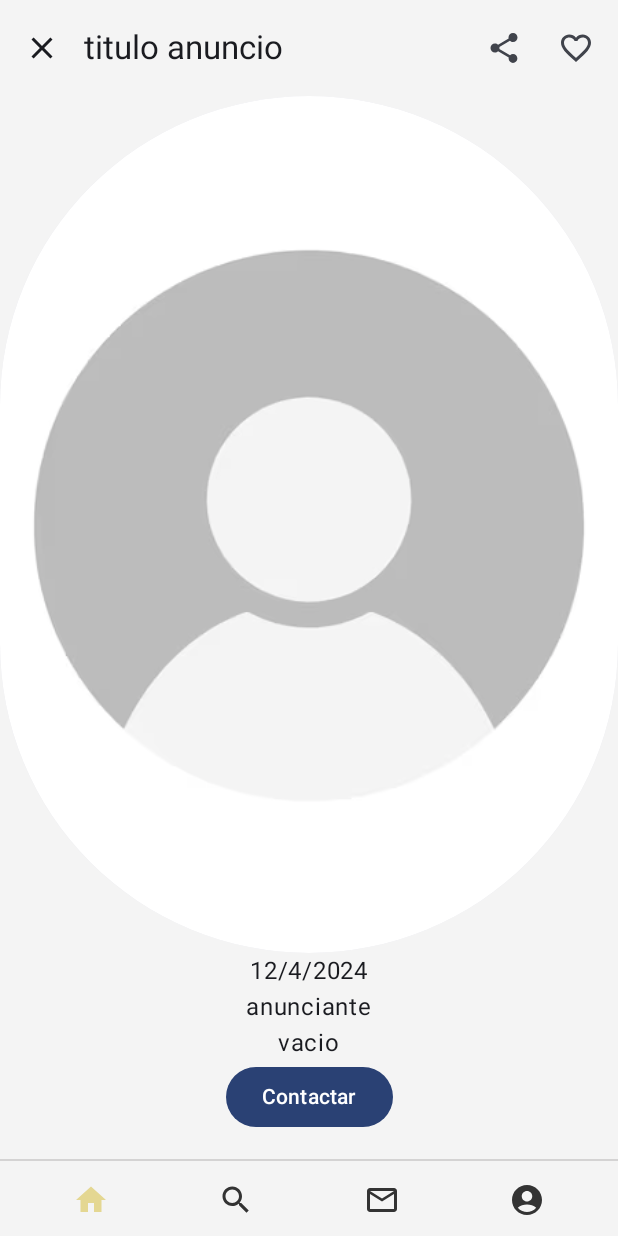
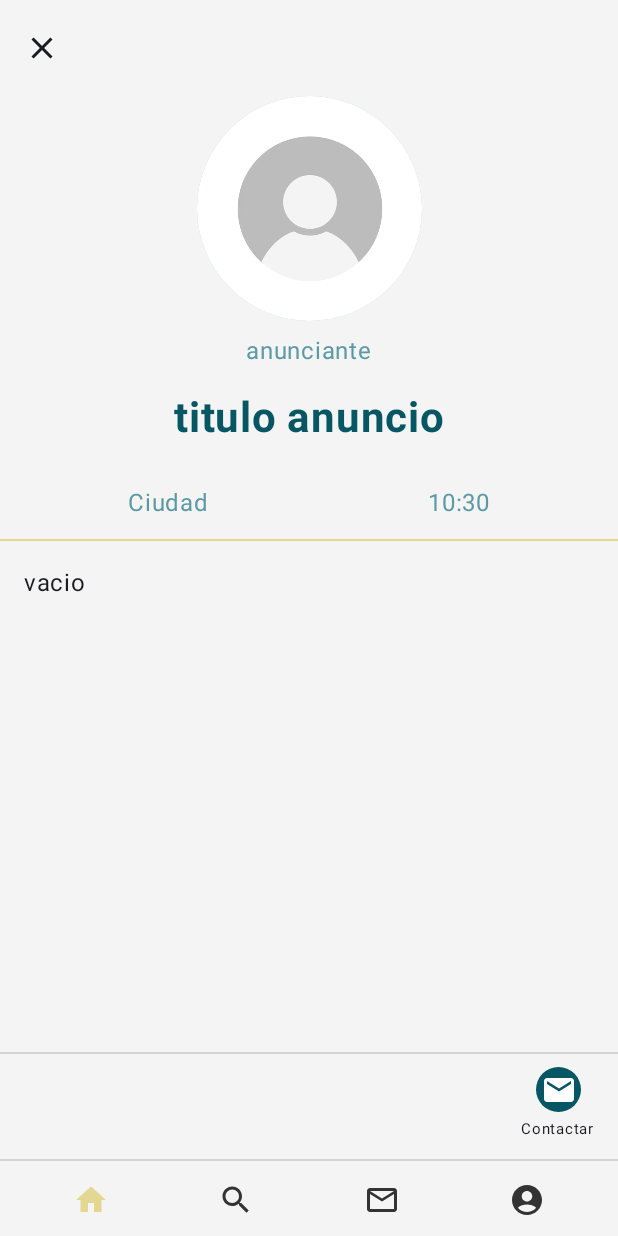
Before and after one commit to omarmoy/Kinetia-App, an Android app built with Jetpack Compose: the VistaAnuncio screen opened through its navigation route, on a phone screen of 412 x 824 dp. Run offline under Robolectric (Android 15) with nearby library versions, the light colour scheme and no system bars.

Commit message:
vista anuncio

```diff
--- a/proyectoCliente/app/src/main/java/com/dam2/proyectocliente/controlador/AppViewModel.kt
+++ b/proyectoCliente/app/src/main/java/com/dam2/proyectocliente/controlador/AppViewModel.kt
@@ -7,6 +7,7 @@ import com.dam2.proyectocliente.model.Categoria
 import com.dam2.proyectocliente.model.Contacto
 import com.dam2.proyectocliente.model.Fecha
 import com.dam2.proyectocliente.model.Mensaje
+import com.dam2.proyectocliente.model.Usuario
 import kotlinx.coroutines.flow.MutableStateFlow
 import kotlinx.coroutines.flow.StateFlow
 import kotlinx.coroutines.flow.update
@@ -14,6 +15,13 @@ import kotlinx.coroutines.flow.update
 class AppViewModel : ViewModel() {
     private val _uiState = MutableStateFlow(UiState())
     val uiState: StateFlow<UiState> = _uiState
+
+    /**
+     * usuario
+     */
+    fun usuario(): Usuario {
+        return _uiState.value.usuario
+    }
 
     /**
     ACTIVIDADES
--- a/proyectoCliente/app/src/main/java/com/dam2/proyectocliente/ui/app/AppPrincipal.kt
+++ b/proyectoCliente/app/src/main/java/com/dam2/proyectocliente/ui/app/AppPrincipal.kt
@@ -94,7 +94,7 @@ fun Contenido(
             ListaActividades("Favoritos" , estado.usuario.actividadesFav , navController , vm , estado)
         }
         composable(route = Pantallas.vistaActividad.name) {
-            VistaActividad(navController, estado.actividadSeleccionada, vm)
+            VistaActividad(navController, estado.actividadSeleccionada, vm, estado)
         }
         composable(route = Pantallas.chat.name) {
             VistaChat(navController, estado.contactoSeleccionado, vm, estado)
--- a/proyectoCliente/app/src/main/java/com/dam2/proyectocliente/ui/app/vistaAnuncio.kt
+++ b/proyectoCliente/app/src/main/java/com/dam2/proyectocliente/ui/app/vistaAnuncio.kt
@@ -2,43 +2,65 @@ package com.dam2.proyectocliente.ui.app
 
 import androidx.compose.foundation.Image
 import androidx.compose.foundation.background
+import androidx.compose.foundation.layout.Arrangement
+import androidx.compose.foundation.layout.Box
 import androidx.compose.foundation.layout.Column
 import androidx.compose.foundation.layout.PaddingValues
 import androidx.compose.foundation.layout.Row
+import androidx.compose.foundation.layout.Spacer
 import androidx.compose.foundation.layout.fillMaxHeight
 import androidx.compose.foundation.layout.fillMaxSize
+import androidx.compose.foundation.layout.fillMaxWidth
+import androidx.compose.foundation.layout.height
 import androidx.compose.foundation.layout.padding
+import androidx.compose.foundation.layout.size
 import androidx.compose.foundation.rememberScrollState
 import androidx.compose.foundation.shape.CircleShape
 import androidx.compose.foundation.verticalScroll
 import androidx.compose.material.icons.Icons
+import androidx.compose.material.icons.filled.AddCircle
 import androidx.compose.material.icons.filled.Close
+import androidx.compose.material.icons.filled.Email
 import androidx.compose.material.icons.filled.FavoriteBorder
 import androidx.compose.material.icons.filled.Share
 import androidx.compose.material3.Button
 import androidx.compose.material3.Card
+import androidx.compose.material3.CardDefaults
 import androidx.compose.material3.ExperimentalMaterial3Api
 import androidx.compose.material3.Icon
 import androidx.compose.material3.IconButton
 import androidx.compose.material3.Scaffold
+import androidx.compose.material3.Surface
 import androidx.compose.material3.Text
 import androidx.compose.material3.TopAppBar
 import androidx.compose.material3.TopAppBarDefaults
 import androidx.compose.runtime.Composable
 import androidx.compose.ui.Alignment
 import androidx.compose.ui.Modifier
+import androidx.compose.ui.graphics.Color
 import androidx.compose.ui.layout.ContentScale
 import androidx.compose.ui.res.painterResource
 import androidx.compose.ui.res.stringResource
+import androidx.compose.ui.text.font.FontStyle
+import androidx.compose.ui.text.font.FontWeight
+import androidx.compose.ui.text.style.TextAlign
 import androidx.compose.ui.text.style.TextOverflow
 import androidx.compose.ui.tooling.preview.Preview
+import androidx.compose.ui.unit.dp
+import androidx.compose.ui.unit.sp
 import androidx.lifecycle.viewmodel.compose.viewModel
 import androidx.navigation.NavHostController
 import androidx.navigation.compose.rememberNavController
 import com.dam2.proyectocliente.controlador.AppViewModel
 import com.dam2.proyectocliente.controlador.DatosPrueba
 import com.dam2.proyectocliente.model.Anuncio
+import com.example.proyectocliente.ui.theme.AmarilloPastel
+import com.example.proyectocliente.ui.theme.AzulAguaClaro
+import com.example.proyectocliente.ui.theme.AzulAguaFondo2
+import com.example.proyectocliente.ui.theme.AzulAguaOscuro
 import com.example.proyectocliente.ui.theme.BlancoFondo
+import com.example.proyectocliente.ui.theme.Gris2
+import com.example.proyectocliente.ui.theme.pequena
 
 @OptIn(ExperimentalMaterial3Api::class)
 @Composable
@@ -46,7 +68,8 @@ fun VistaAnuncio(navController: NavHostController, anuncio: Anuncio, vm: AppView
 
     Scaffold(
         topBar = { BarraSuperiorAnuncio(navController, anuncio, vm) },
-        content = { innerPadding -> ContenidoAnuncio(innerPadding, anuncio) }
+        content = { innerPadding -> ContenidoAnuncio(innerPadding, anuncio) },
+        bottomBar = { BotonContactar(navController, anuncio, vm) }
     )
 }
 
@@ -57,7 +80,18 @@ fun BarraSuperiorAnuncio(
     navController: NavHostController, anuncio: Anuncio, vm: AppViewModel
 ) {
     TopAppBar(
-        title = { Text(anuncio.titulo, overflow = TextOverflow.Ellipsis) },
+        title = {
+            if (anuncio.anuncianteID == vm.usuario().id) {
+                Text(
+                    text = "vista previa*",
+                    textAlign = TextAlign.End,
+                    fontStyle = FontStyle.Italic,
+                    modifier = Modifier
+                        .fillMaxWidth()
+                        .padding(end = 12.dp)
+                )
+            }
+        },
         colors = TopAppBarDefaults.mediumTopAppBarColors(containerColor = BlancoFondo),
         navigationIcon = {
             IconButton(onClick = {
@@ -69,18 +103,8 @@ fun BarraSuperiorAnuncio(
                     contentDescription = "Cerrar"
                 )
             }
-        },
-        actions = {
-            Row(){
-                IconButton(onClick = { /*TODO*/ }) {
-                    Icon(imageVector = Icons.Filled.Share, contentDescription = "share")
-                }
-                IconButton(onClick = { /*TODO*/ }) {
-                    Icon(imageVector = Icons.Filled.FavoriteBorder, contentDescription = "Fav")
-                }
-            }
+        }
 
-        }
     )
 }
 
@@ -94,26 +118,106 @@ fun ContenidoAnuncio(innerPadding: PaddingValues, anuncio: Anuncio) {
             .verticalScroll(rememberScrollState())
             .background(color = BlancoFondo)
     ) {
-        Card(shape = CircleShape) {
+        Card(
+            shape = CircleShape,
+            colors = CardDefaults.cardColors(containerColor = AzulAguaFondo2),
+            modifier = Modifier
+                .size(150.dp)
+//                .padding(top = 12.dp)
+        ) {
             Image(
                 painter = painterResource(id = anuncio.fotoAnunciante),
                 contentDescription = anuncio.titulo,
-                modifier = Modifier.fillMaxHeight(),
-                contentScale = ContentScale.Crop
+                contentScale = ContentScale.Crop,
+                modifier = Modifier.fillMaxSize()
             )
         }
+        Spacer(modifier = Modifier.height(8.dp))
+        Text(text = anuncio.anunciante, color = AzulAguaClaro, fontSize = 16.sp)
 
-        Text(text = anuncio.fecha.toStringFecha())
-        Text(text = anuncio.anunciante)
-        Text(text = stringResource(id = anuncio.contendio))
+        Spacer(modifier = Modifier.height(16.dp))
+        Text(
+            text = anuncio.titulo, color = AzulAguaOscuro, fontWeight = FontWeight.Bold,
+            fontSize = 28.sp
+        )
 
-        Button(onClick = { /*TODO()*/ }) {
-            Text(text = "Contactar")
+        Spacer(modifier = Modifier.height(16.dp))
+        Row(
+            horizontalArrangement = Arrangement.SpaceAround,
+            modifier = Modifier
+                .fillMaxWidth()
+                .padding(12.dp)
+        ) {
+
+            Text(text = "Ciudad", color = AzulAguaClaro, fontSize = 16.sp)
+
+            Text(text = anuncio.fecha.mostrarFecha(), color = AzulAguaClaro, fontSize = 16.sp)
+        }
+
+        Surface(
+            modifier = Modifier
+                .background(color = AmarilloPastel)
+                .padding(top = 1.dp)
+        ) {
+
+            Text(
+                text = stringResource(id = anuncio.contendio),
+                textAlign = TextAlign.Justify,
+                modifier = Modifier
+                    .fillMaxWidth()
+                    .background(BlancoFondo)
+                    .padding(16.dp)
+            )
+
+
         }
 
     }
 }
 
+@OptIn(ExperimentalMaterial3Api::class)
+@Composable
+fun BotonContactar(navController: NavHostController, anuncio: Anuncio, vm: AppViewModel) {
+    Box(
+        modifier = Modifier
+            .background(Gris2)
+            .padding(top = 1.dp)
+    ) {
+        Row(
+            horizontalArrangement = Arrangement.End,
+            modifier = Modifier
+                .background(BlancoFondo)
+                .fillMaxWidth()
+                .padding(top = 8.dp, bottom = 8.dp, end = 16.dp)
+        ) {
+
+            Column(
+                horizontalAlignment = Alignment.CenterHorizontally
+            ) {
+                Card(
+                    shape = CircleShape,
+                    colors = CardDefaults.cardColors(containerColor = AzulAguaOscuro),
+                    modifier = Modifier.size(30.dp),
+                    onClick = { /*TODO*/ }
+                ) {
+                    Box(
+                        modifier = Modifier.fillMaxSize(),
+                        contentAlignment = Alignment.Center
+                    ) {
+                        Icon(
+                            imageVector = Icons.Filled.Email,
+                            contentDescription = "contactar",
+                            tint = Color.White,
+                            modifier = Modifier.size(24.dp)
+                        )
+                    }
+                }
+                Text(text = "Contactar", fontSize = pequena)
+            }
+
+        }
+    }
+}
 
 /**
  * VISTA PREVIA
```
Also changed, not shown: proyectoCliente/app/src/main/java/com/dam2/proyectocliente/ui/app/vistaActividad.kt (+34 -20 lines).
